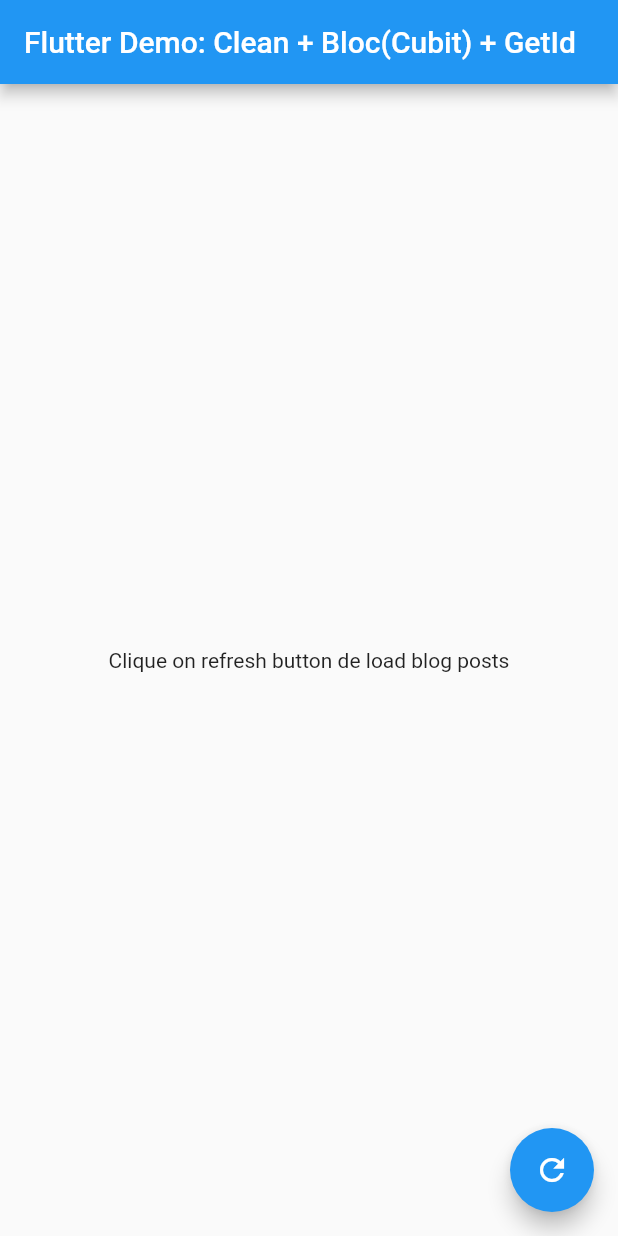
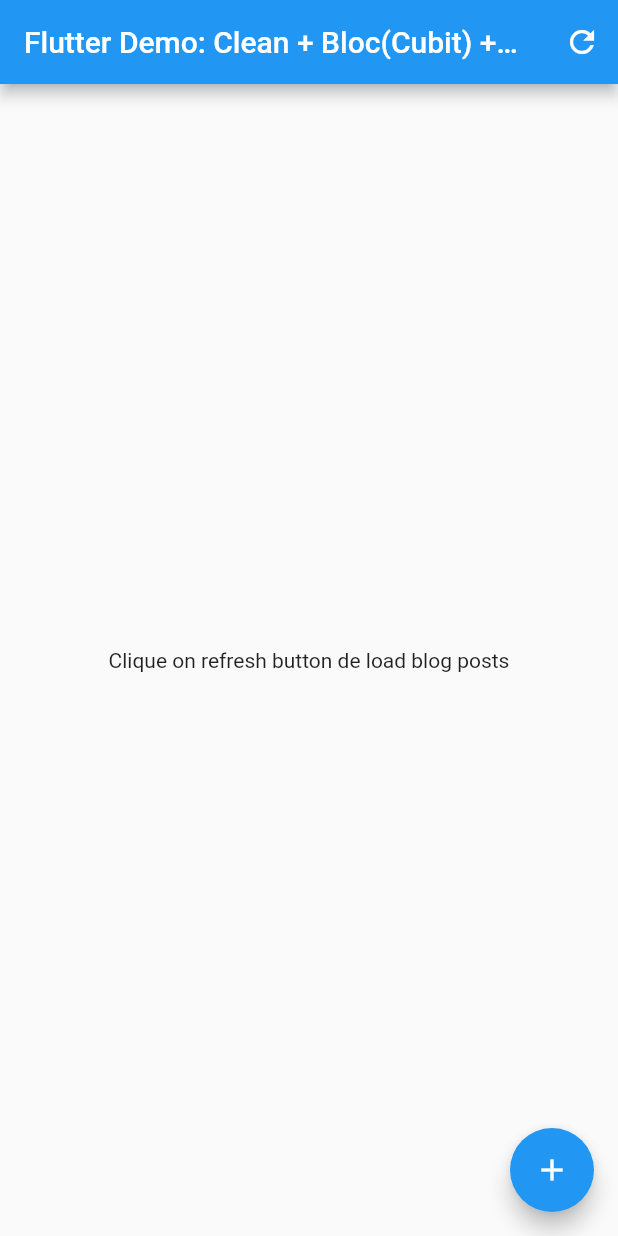
Before and after one commit to rogerio410/blog-flutter-bloc-graphql, a Flutter app: the screen it shows after launch, on a phone screen of 412 x 824 dp. Run offline on Flutter 3.47's test engine with Material 2 defaults, Android fonts, the phone set to English and light mode, and no system bars; our stand-ins replace dartz, equatable, flutter_bloc, get_it, graphql_flutter, injectable and 1 more.

Commit message:
Add Routing Stuffs

```diff
--- /dev/null
+++ b/lib/core/routing/route_generator.dart
@@ -0,0 +1,47 @@
+import 'package:blog_graphql_zero/core/injection/injection.dart';
+import 'package:blog_graphql_zero/core/routing/routes.dart';
+import 'package:blog_graphql_zero/features/blog/domain/entities/post.dart';
+import 'package:blog_graphql_zero/features/blog/presentation/cubit/all_posts_cubit.dart';
+import 'package:blog_graphql_zero/features/blog/presentation/pages/home_page.dart';
+import 'package:blog_graphql_zero/features/blog/presentation/pages/post_page.dart';
+import 'package:flutter/material.dart';
+import 'package:flutter_bloc/flutter_bloc.dart';
+
+class RouteGenerator {
+  static final errorPage = MaterialPageRoute(builder: (_) {
+    return Scaffold(
+      appBar: AppBar(
+        title: const Text('Error'),
+      ),
+      body: const Center(
+        child: Text('ERROR'),
+      ),
+    );
+  });
+
+  static Route<dynamic> generateRoute(RouteSettings settings) {
+    final args = settings.arguments;
+    final routeName = settings.name;
+
+    switch (routeName) {
+      case homeRoute:
+        return MaterialPageRoute(
+          builder: (_) => BlocProvider<AllPostsCubit>(
+            create: (_) => getIt(),
+            child: const HomePage(),
+          ),
+        );
+      case postDetailsRoute:
+        if (args is Post) {
+          return MaterialPageRoute(
+            builder: (_) => PostPage(
+              post: args,
+            ),
+          );
+        }
+        return errorPage;
+      default:
+        return errorPage;
+    }
+  }
+}
--- /dev/null
+++ b/lib/core/routing/routes.dart
@@ -0,0 +1,2 @@
+const String homeRoute = '/';
+const String postDetailsRoute = '/post';
--- a/lib/features/blog/presentation/pages/home_page.dart
+++ b/lib/features/blog/presentation/pages/home_page.dart
@@ -4,9 +4,7 @@
 import 'package:flutter_bloc/flutter_bloc.dart';
 
 class HomePage extends StatefulWidget {
-  const HomePage({Key? key, required this.title}) : super(key: key);
-
-  final String title;
+  const HomePage({Key? key}) : super(key: key);
 
   @override
   State<HomePage> createState() => _HomePageState();
@@ -17,7 +15,13 @@
   Widget build(BuildContext context) {
     return Scaffold(
       appBar: AppBar(
-        title: Text(widget.title),
+        title: const Text('Flutter Demo: Clean + Bloc(Cubit) + GetId'),
+        actions: <Widget>[
+          IconButton(
+            onPressed: () => reloadPosts(context),
+            icon: const Icon(Icons.refresh_outlined),
+          ),
+        ],
       ),
       body: BlocConsumer<AllPostsCubit, AllPostsState>(
         listener: (context, state) {
@@ -40,9 +44,16 @@
         },
       ),
       floatingActionButton: FloatingActionButton(
-        onPressed: () => reloadPosts(context),
+        onPressed: () {
+          ScaffoldMessenger.of(context).showSnackBar(
+            const SnackBar(
+              content: Text("Add Post... TODO..."),
+              duration: Duration(seconds: 2),
+            ),
+          );
+        },
         tooltip: 'New Post',
-        child: const Icon(Icons.refresh_outlined),
+        child: const Icon(Icons.add),
       ),
     );
   }
--- a/lib/main.dart
+++ b/lib/main.dart
@@ -1,8 +1,7 @@
 import 'package:blog_graphql_zero/core/injection/injection.dart';
-import 'package:blog_graphql_zero/features/blog/presentation/cubit/all_posts_cubit.dart';
-import 'package:blog_graphql_zero/features/blog/presentation/pages/home_page.dart';
+import 'package:blog_graphql_zero/core/routing/route_generator.dart';
+import 'package:blog_graphql_zero/core/routing/routes.dart';
 import 'package:flutter/material.dart';
-import 'package:flutter_bloc/flutter_bloc.dart';
 import 'package:injectable/injectable.dart';
 
 void main() {
@@ -20,13 +19,8 @@
       theme: ThemeData(
         primarySwatch: Colors.blue,
       ),
-      home: BlocProvider<AllPostsCubit>(
-        // create: (context) => AllPostsCubit(allPosts),
-        create: (_) => getIt(),
-        child: const HomePage(
-          title: "Flutter Demo: Clean + Bloc(Cubit) + GetId",
-        ),
-      ),
+      initialRoute: homeRoute,
+      onGenerateRoute: RouteGenerator.generateRoute,
     );
   }
 }
```
Also changed, not shown: lib/features/blog/presentation/pages/post_page.dart (added, +32 -0 lines), lib/features/blog/presentation/widgets/posts_list.dart (+9 -2 lines).
